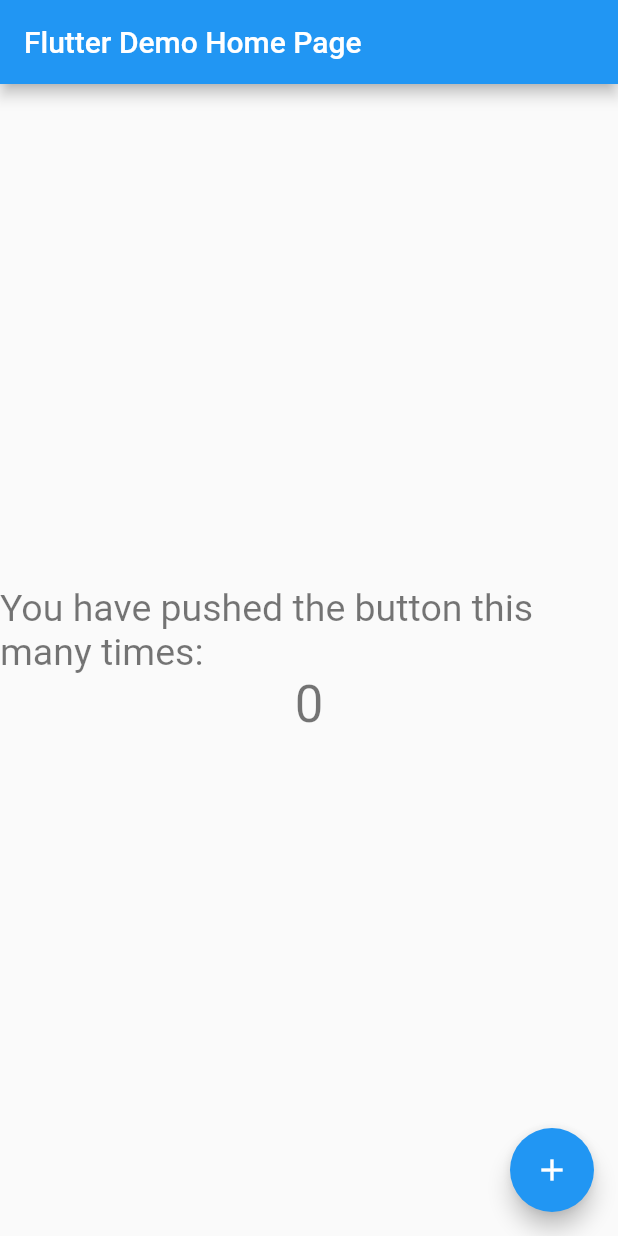
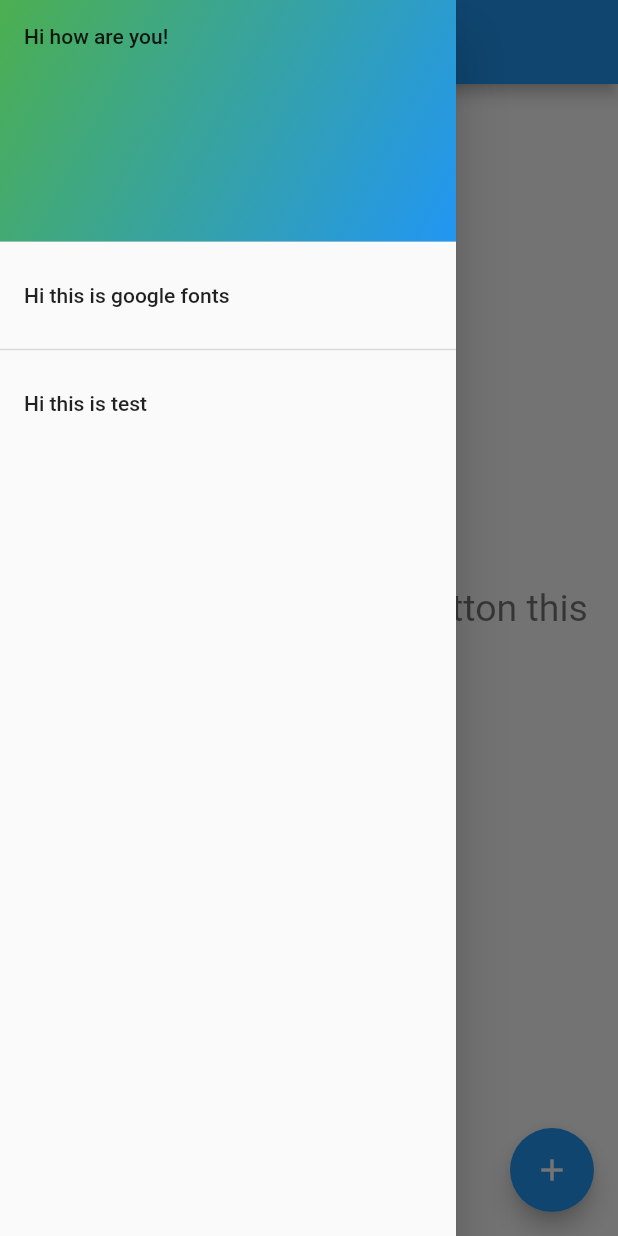
Before and after one commit to dhanasekarkannan/flutterground, a Flutter app: the screen it shows after launch, with the side drawer open (before the commit the screen has no drawer), on a phone screen of 412 x 824 dp. Run offline on Flutter 3.47's test engine with Material 2 defaults, Android fonts, the phone set to English and light mode, and no system bars; our stand-ins replace google_fonts; Roboto replaces fonts that are missing (Audiowide).

Commit message:
drawer and routes added

```diff
--- a/lib/main.dart
+++ b/lib/main.dart
@@ -1,42 +1,30 @@
 import 'package:flutter/material.dart';
 import 'package:google_fonts/google_fonts.dart';
+
+
+import './widgets/drawer_widget.dart';
+import './screens/google_fonts_screen.dart';
 
 void main() => runApp(MyApp());
 
 class MyApp extends StatelessWidget {
-  // This widget is the root of your application.
   @override
   Widget build(BuildContext context) {
     return MaterialApp(
       title: 'Flutter Demo',
       theme: ThemeData(
-        // This is the theme of your application.
-        //
-        // Try running your application with "flutter run". You'll see the
-        // application has a blue toolbar. Then, without quitting the app, try
-        // changing the primarySwatch below to Colors.green and then invoke
-        // "hot reload" (press "r" in the console where you ran "flutter run",
-        // or simply save your changes to "hot reload" in a Flutter IDE).
-        // Notice that the counter didn't reset back to zero; the application
-        // is not restarted.
         primarySwatch: Colors.blue,
       ),
-      home: MyHomePage(title: 'Flutter Demo Home Page'),
+      routes: {
+        '/' : (context) => MyHomePage( title: 'Home',),
+        'google_fonts' : (context) => GoogleFontsScreen(),
+      },
     );
   }
 }
 
 class MyHomePage extends StatefulWidget {
   MyHomePage({Key key, this.title}) : super(key: key);
-
-  // This widget is the home page of your application. It is stateful, meaning
-  // that it has a State object (defined below) that contains fields that affect
-  // how it looks.
-
-  // This class is the configuration for the state. It holds the values (in this
-  // case the title) provided by the parent (in this case the App widget) and
-  // used by the build method of the State. Fields in a Widget subclass are
-  // always marked "final".
 
   final String title;
 
@@ -49,27 +37,14 @@ class _MyHomePageState extends State<MyHomePage> {
 
   void _incrementCounter() {
     setState(() {
-      // This call to setState tells the Flutter framework that something has
-      // changed in this State, which causes it to rerun the build method below
-      // so that the display can reflect the updated values. If we changed
-      // _counter without calling setState(), then the build method would not be
-      // called again, and so nothing would appear to happen.
       _counter++;
     });
   }
 
   @override
   Widget build(BuildContext context) {
-    // This method is rerun every time setState is called, for instance as done
-    // by the _incrementCounter method above.
-    //
-    // The Flutter framework has been optimized to make rerunning build methods
-    // fast, so that you can just rebuild anything that needs updating rather
-    // than having to individually change instances of widgets.
     return Scaffold(
       appBar: AppBar(
-        // Here we take the value from the MyHomePage object that was created by
-        // the App.build method, and use it to set our appbar title.
         title: Text(
           widget.title,
           style: GoogleFonts.audiowide(
@@ -79,35 +54,18 @@ class _MyHomePageState extends State<MyHomePage> {
           ),
         ),
       ),
+      drawer: DrawerWidget(),
       body: Center(
-        // Center is a layout widget. It takes a single child and positions it
-        // in the middle of the parent.
         child: Column(
-          // Column is also a layout widget. It takes a list of children and
-          // arranges them vertically. By default, it sizes itself to fit its
-          // children horizontally, and tries to be as tall as its parent.
-          //
-          // Invoke "debug painting" (press "p" in the console, choose the
-          // "Toggle Debug Paint" action from the Flutter Inspector in Android
-          // Studio, or the "Toggle Debug Paint" command in Visual Studio Code)
-          // to see the wireframe for each widget.
-          //
-          // Column has various properties to control how it sizes itself and
-          // how it positions its children. Here we use mainAxisAlignment to
-          // center the children vertically; the main axis here is the vertical
-          // axis because Columns are vertical (the cross axis would be
-          // horizontal).
           mainAxisAlignment: MainAxisAlignment.center,
           children: <Widget>[
             Text(
-              'You have pushed the button this many times:',
+              'Hi! You have pushed the button this many times:',
               style: GoogleFonts.audiowide(
-                textStyle:  Theme.of(context).textTheme.display1,
+                  textStyle: Theme.of(context).textTheme.display1,
                   fontSize: 25,
                   fontWeight: FontWeight.w400,
-                  fontStyle: FontStyle.normal
-
-              ),
+                  fontStyle: FontStyle.normal),
             ),
             Text(
               '$_counter',
@@ -120,7 +78,7 @@ class _MyHomePageState extends State<MyHomePage> {
         onPressed: _incrementCounter,
         tooltip: 'Increment',
         child: Icon(Icons.add),
-      ), // This trailing comma makes auto-formatting nicer for build methods.
+      ),
     );
   }
 }
--- /dev/null
+++ b/lib/screens/google_fonts_screen.dart
@@ -0,0 +1,14 @@
+import 'package:flutter/material.dart';
+import 'package:flutterground/widgets/drawer_widget.dart';
+import 'package:google_fonts/google_fonts.dart';
+
+class GoogleFontsScreen extends StatelessWidget {
+  @override
+  Widget build(BuildContext context) {
+    return Scaffold(
+      appBar : AppBar(title: Text('Google Fonts'),),
+      drawer: DrawerWidget(),
+
+    );
+  }
+}
--- /dev/null
+++ b/lib/widgets/drawer_widget.dart
@@ -0,0 +1,45 @@
+import 'dart:convert';
+
+import 'package:flutter/material.dart';
+
+class DrawerWidget extends StatelessWidget {
+  @override
+  Widget build(BuildContext context) {
+    return Drawer(
+      child: ListView(
+        children: <Widget>[
+          DrawerHeader(
+            child: Text('Hi how are you!'),
+            decoration: BoxDecoration(
+              gradient: LinearGradient(
+                begin: Alignment.topLeft,
+                end: Alignment.bottomRight,
+                colors: [
+                  Colors.green,
+                  Colors.blue,
+                ],
+              ),
+            ),
+          ),
+          InkWell(splashColor: Colors.green,
+          focusColor: Colors.pink,
+              child: ListTile(
+            title: Text('Hi this is google fonts'),
+            onTap: () {
+              Navigator.popAndPushNamed(context, 'google_fonts');
+            },
+          ),
+          ),
+          Divider(thickness: 1.0),
+          ListTile(
+            title: Text('Hi this is test'),
+            onTap: () {
+              Navigator.pushReplacementNamed(context, '/');
+
+            },
+          ),
+        ],
+      ),
+    );
+  }
+}
```
